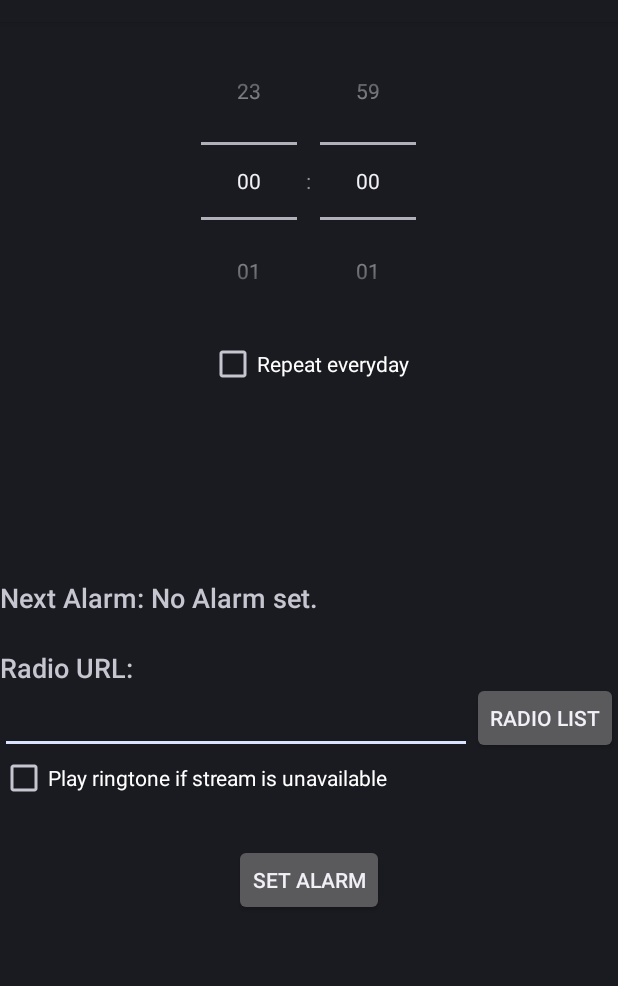
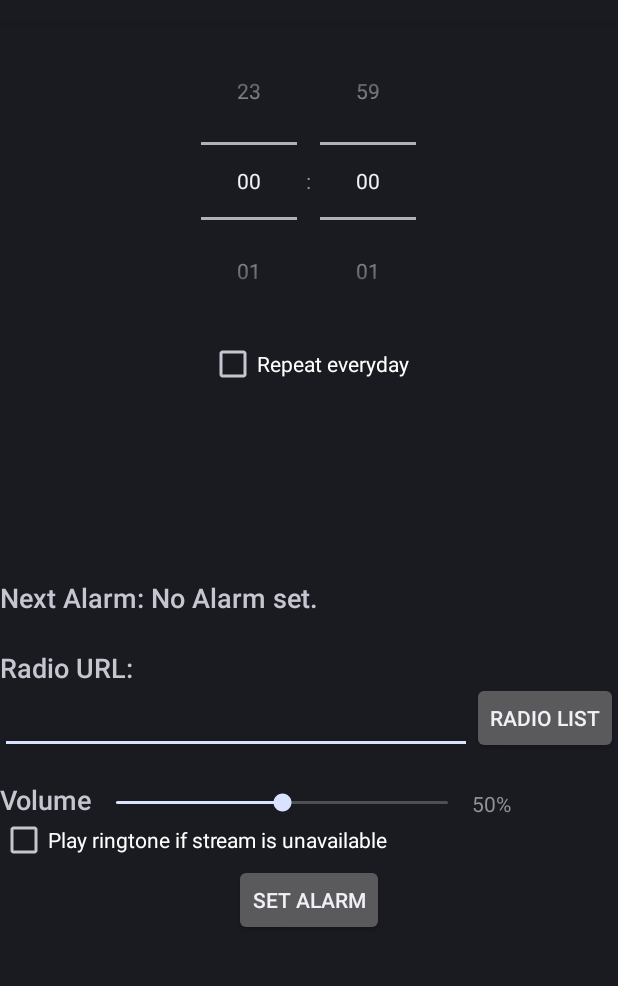
Before and after one commit to bogdan-cornianu/Wake2Radio, an Android app: the screen it shows after launch (MainActivity), on a phone screen of 412 x 824 dp, the part 62-1048 px from its top. Run offline under Robolectric (Android 15) with nearby library versions, the phone set to English and light mode, and no system bars.

Commit message:
Add alarm volume option.

```diff
--- a/app/src/main/java/com/bogdancornianu/Wake2Radio/MainActivity.java
+++ b/app/src/main/java/com/bogdancornianu/Wake2Radio/MainActivity.java
@@ -28,6 +28,8 @@ public class MainActivity extends Activity {
     private Button alarmBtn;
     private CheckBox ringtoneChk;
     private Button radioListBtn;
+    private SeekBar volumeSeek;
+    private TextView alarmVolumeText;
     private boolean isAlarmSet = false;
     public static final int PENDING_INTENT_ID = 17031988;
     private static final int PICK_RINGTONE_REQUEST = 9991;
@@ -45,6 +47,9 @@ public class MainActivity extends Activity {
         ringtoneChk = (CheckBox) findViewById(R.id.ringtoneChk);
         timePicker = (TimePicker) findViewById(R.id.timePicker);
         timePicker.setIs24HourView(true);
+        volumeSeek = (SeekBar) findViewById(R.id.volumeSeek);
+        volumeSeek.setMax(100);
+        alarmVolumeText = (TextView) findViewById(R.id.alarmVolume);
 
         try {
             loadSettings();
@@ -141,6 +146,24 @@ public class MainActivity extends Activity {
             public void onClick(View view) {
                 Intent intent = new Intent(getApplicationContext(), RadioActivity.class);
                 startActivityForResult(intent, 1);
+            }
+        });
+
+        volumeSeek.setOnSeekBarChangeListener(new SeekBar.OnSeekBarChangeListener() {
+            @Override
+            public void onProgressChanged(SeekBar seekBar, int progress, boolean fromUser) {
+                alarmVolumeText.setText(progress + "%");
+                saveSetting("alarmVolume", String.valueOf(progress));
+            }
+
+            @Override
+            public void onStartTrackingTouch(SeekBar seekBar) {
+
+            }
+
+            @Override
+            public void onStopTrackingTouch(SeekBar seekBar) {
+
             }
         });
     }
@@ -269,6 +292,8 @@ public class MainActivity extends Activity {
         radioUrl.setText(settings.getString("streamUrl", ""));
         isAlarmSet = Boolean.parseBoolean(settings.getString("isAlarmSet", "false"));
         ringtoneChk.setChecked(Boolean.parseBoolean(settings.getString("ringtoneChk", "false")));
+        volumeSeek.setProgress(Integer.parseInt(settings.getString("alarmVolume", "50")));
+        alarmVolumeText.setText(volumeSeek.getProgress() + "%");
 
         if (nextAlarmText.length() > 0) {
             Date nextAlarmTime = new Date(nextAlarm);
--- a/app/src/main/java/com/bogdancornianu/Wake2Radio/WakeupActivity.java
+++ b/app/src/main/java/com/bogdancornianu/Wake2Radio/WakeupActivity.java
@@ -22,6 +22,7 @@ public class WakeupActivity extends Activity implements MediaPlayer.OnPreparedLi
     private ProgressBar bufferBar;
     private String radioUrl = "";
     private TextView radioUrlTxt;
+    private Float alarmVolume;
 
     @Override
     protected void onCreate(Bundle savedInstanceState) {
@@ -47,6 +48,9 @@ public class WakeupActivity extends Activity implements MediaPlayer.OnPreparedLi
         SharedPreferences settings = getApplicationContext().getSharedPreferences("Wake2RadioPrefs", Context.MODE_PRIVATE);
         radioUrl = settings.getString("streamUrl", "Stream not found.");
         radioUrlTxt = (TextView) findViewById(R.id.textView2);
+
+        // MediaPlayer needs a float between 0.0 and 1.0 as volume level
+        alarmVolume = Float.parseFloat(settings.getString("alarmVolume", "50")) / 100f;
 
         radioUrlTxt.setText(radioUrl);
 
@@ -104,6 +108,7 @@ public class WakeupActivity extends Activity implements MediaPlayer.OnPreparedLi
         player.setOnPreparedListener(this);
         player.setOnErrorListener(this);
         player.setAudioStreamType(AudioManager.STREAM_MUSIC);
+        player.setVolume(alarmVolume, alarmVolume);
         try {
             player.setDataSource(radioUrl);
             startPlaying();
--- a/app/src/main/res/layout/main.xml
+++ b/app/src/main/res/layout/main.xml
@@ -21,8 +21,7 @@
             android:text="Set Alarm"
             android:id="@+id/setAlarmBtn"
         android:layout_below="@+id/ringtoneChk"
-        android:layout_centerHorizontal="true"
-        android:layout_marginTop="28dp" />
+        android:layout_centerHorizontal="true" />
     <TextView
             android:layout_width="wrap_content"
             android:layout_height="wrap_content"
@@ -77,7 +76,7 @@
         android:layout_height="wrap_content"
         android:text="Play ringtone if stream is unavailable"
         android:id="@+id/ringtoneChk"
-        android:layout_below="@+id/radioUrlTxt"
+        android:layout_below="@+id/volumeSeek"
         android:layout_alignParentLeft="true"
         android:layout_alignParentStart="true" />
 
@@ -86,8 +85,38 @@
         android:layout_height="wrap_content"
         android:text="Radio List"
         android:id="@+id/radioListBtn"
-        android:layout_above="@+id/ringtoneChk"
-        android:layout_alignRight="@+id/nextAlarmTxt"
-        android:layout_alignEnd="@+id/nextAlarmTxt" />
+        android:layout_alignBottom="@+id/radioUrlTxt"
+        android:layout_alignParentRight="true"
+        android:layout_alignParentEnd="true" />
+
+    <SeekBar
+        android:layout_width="wrap_content"
+        android:layout_height="wrap_content"
+        android:id="@+id/volumeSeek"
+        android:layout_marginTop="23dp"
+        android:layout_below="@+id/radioUrlTxt"
+        android:layout_toRightOf="@+id/volumeText"
+        android:layout_toLeftOf="@+id/alarmVolume"
+        android:layout_toStartOf="@+id/alarmVolume" />
+
+    <TextView
+        android:layout_width="wrap_content"
+        android:layout_height="wrap_content"
+        android:textAppearance="?android:attr/textAppearanceSmall"
+        android:text="0%"
+        android:id="@+id/alarmVolume"
+        android:layout_alignTop="@+id/volumeSeek"
+        android:layout_toRightOf="@+id/radioUrlTxt"
+        android:layout_toEndOf="@+id/radioUrlTxt" />
+
+    <TextView
+        android:layout_width="wrap_content"
+        android:layout_height="wrap_content"
+        android:textAppearance="?android:attr/textAppearanceMedium"
+        android:text="Volume"
+        android:id="@+id/volumeText"
+        android:layout_alignBottom="@+id/alarmVolume"
+        android:layout_alignParentLeft="true"
+        android:layout_alignParentStart="true" />
 
 </RelativeLayout>
```
